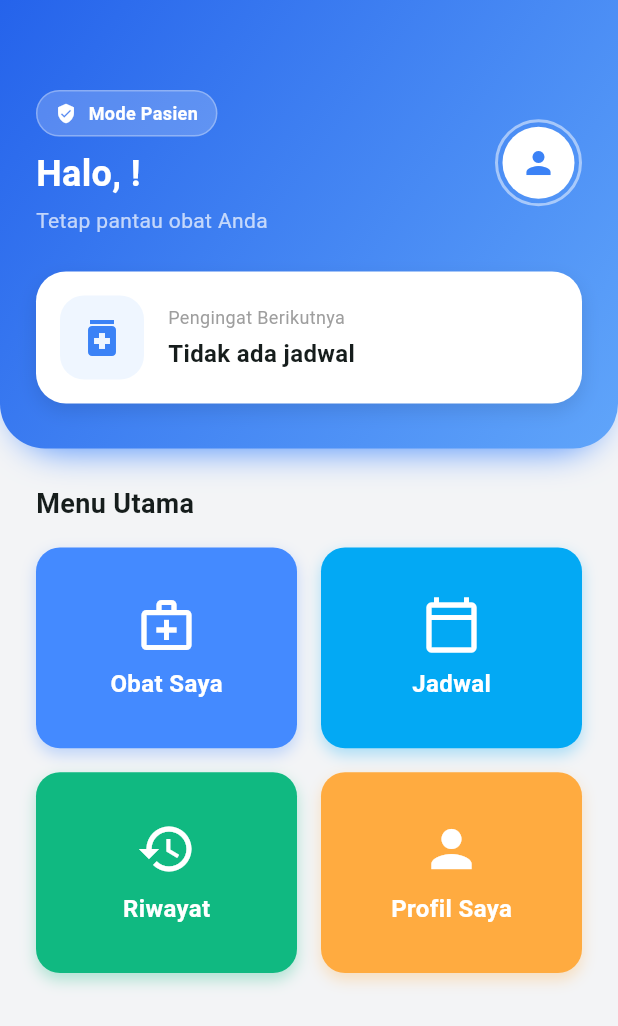
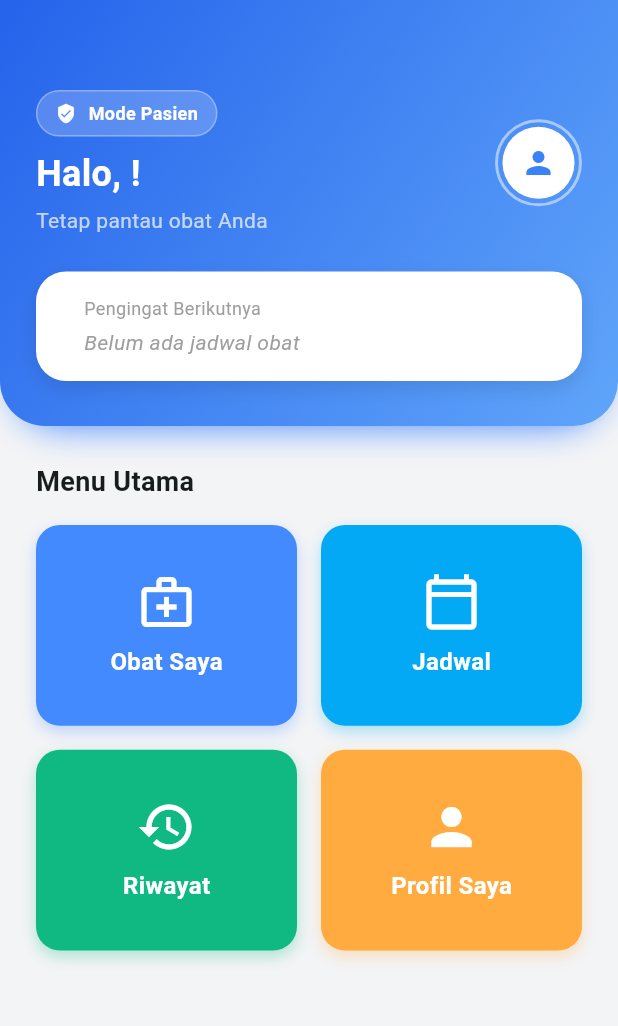
Before and after one commit to rerere-bit/medicare-mobile-app, a Flutter app: the PatientHomeScreen screen opened directly, on a phone screen of 412 x 824 dp. Shown: the top 1026 px of the screen. Run offline on Flutter 3.47's test engine with Material 3 defaults, Android fonts, the phone set to English and light mode, and no system bars; our stand-ins replace cloud_firestore, firebase_auth, firebase_core, fl_chart, flutter_local_notifications, timezone; accounts and stored records are empty.

Commit message:
feat&style: mengimplementasikan fitur countdown di laman jadwal dan memperhalus tampilan UI dari fitur countdown

```diff
--- a/lib/screens/home/patient_home_screen.dart
+++ b/lib/screens/home/patient_home_screen.dart
@@ -1,7 +1,7 @@
 import 'package:flutter/material.dart';
 import 'package:medicare_mobile/models/user_model.dart';
 import 'package:medicare_mobile/services/auth_service.dart';
-import 'package:medicare_mobile/widgets/next_medication_countdown.dart';
+import 'package:medicare_mobile/widgets/home_countdown_section.dart';
 import 'package:medicare_mobile/core/theme_app.dart';
 import 'package:medicare_mobile/widgets/home_menu_card.dart';
 import 'package:medicare_mobile/screens/medication/medication_list_screen.dart';
@@ -198,22 +198,10 @@ class _PatientHomeScreenState extends State<PatientHomeScreen> {
                         ),
                       ],
                     ),
-                    child: Row(
+                    child: const Row(
                       children: [
-                        Container(
-                          padding: const EdgeInsets.all(12),
-                          decoration: BoxDecoration(
-                            color: const Color(0xFFEFF6FF),
-                            borderRadius: BorderRadius.circular(16),
-                          ),
-                          child: const Icon(
-                            Icons.medication,
-                            color: AppTheme.primaryColor,
-                            size: 32,
-                          ),
-                        ),
-                        const SizedBox(width: 16),
-                        const Expanded(
+                        SizedBox(width: 16),
+                        Expanded(
                           child: Column(
                             crossAxisAlignment: CrossAxisAlignment.start,
                             children: [
@@ -225,7 +213,7 @@ class _PatientHomeScreenState extends State<PatientHomeScreen> {
                                 ),
                               ),
                               SizedBox(height: 4),
-                              NextMedicationCountdown(), // <-- WIDGET BARU DI SINI
+                              HomeCountdownSection(), // <-- WIDGET BARU DI SINI
                             ],
                           ),
                         ),
--- /dev/null
+++ b/lib/widgets/home_countdown_section.dart
@@ -0,0 +1,65 @@
+import 'package:flutter/material.dart';
+import 'package:provider/provider.dart';
+import 'package:medicare_mobile/providers/medication_provider.dart';
+import 'package:medicare_mobile/models/medication_model.dart';
+import 'package:medicare_mobile/widgets/next_medication_countdown.dart'; // Pastikan path ini benar
+
+class HomeCountdownSection extends StatelessWidget {
+  const HomeCountdownSection({super.key});
+
+  @override
+  Widget build(BuildContext context) {
+    return StreamBuilder<List<MedicationModel>>(
+      stream: Provider.of<MedicationProvider>(context, listen: false).getMedications(),
+      builder: (context, snapshot) {
+
+        if (!snapshot.hasData || snapshot.data!.isEmpty) {
+          return const Text(
+            "Belum ada jadwal obat",
+            style: TextStyle(color: Colors.grey, fontStyle: FontStyle.italic),
+          );
+        }
+
+        final medications = snapshot.data!;
+        final provider = Provider.of<MedicationProvider>(context, listen: false);
+
+        // Dapatkan data lengkap (Waktu + Nama)
+        NextScheduleData? nextSchedule = provider.calculateNextSchedule(medications);
+
+        if (nextSchedule == null) return const SizedBox.shrink();
+
+        return Column(
+          crossAxisAlignment: CrossAxisAlignment.start,
+          children: [
+            // UPDATE: Menampilkan Nama Obat
+            Row(
+              children: [
+                const Icon(Icons.label_important, size: 16, color: Colors.blueAccent),
+                const SizedBox(width: 4),
+                Text(
+                  nextSchedule.medName,
+                  style: const TextStyle(
+                    fontSize: 16,
+                    fontWeight: FontWeight.bold,
+                    color: Colors.blueAccent,
+                  ),
+                ),
+                Text(
+                  " (${nextSchedule.dosage})",
+                  style: TextStyle(
+                    fontSize: 14,
+                    color: Colors.grey[600],
+                  ),
+                ),
+              ],
+            ),
+            const SizedBox(height: 8),
+
+            // Widget Countdown lama Anda
+            NextMedicationCountdown(targetTime: nextSchedule.time),
+          ],
+        );
+      },
+    );
+  }
+}
--- a/lib/widgets/next_medication_countdown.dart
+++ b/lib/widgets/next_medication_countdown.dart
@@ -1,56 +1,16 @@
 import 'dart:async';
+import 'package:flutter/material.dart';
 
-import 'package:flutter/material.dart';
-import 'package:provider/provider.dart';
-import 'package:medicare_mobile/models/medication_model.dart';
-import 'package:medicare_mobile/providers/medication_provider.dart';
-
+/// A widget that displays a real-time countdown to a specific target time.
 class NextMedicationCountdown extends StatefulWidget {
-  const NextMedicationCountdown({super.key});
+  final DateTime targetTime;
+  const NextMedicationCountdown({super.key, required this.targetTime});
 
   @override
   State<NextMedicationCountdown> createState() => _NextMedicationCountdownState();
 }
 
 class _NextMedicationCountdownState extends State<NextMedicationCountdown> {
-  @override
-  Widget build(BuildContext context) {
-    // Gunakan StreamProvider atau Consumer untuk mendapatkan data dari stream
-    return StreamBuilder<List<MedicationModel>>(
-      stream: Provider.of<MedicationProvider>(context, listen: false).getMedications(),
-      builder: (context, snapshot) {
-        if (snapshot.connectionState == ConnectionState.waiting) {
-          return const Text("Memuat jadwal...", style: TextStyle(fontWeight: FontWeight.bold, fontSize: 16));
-        }
-        if (!snapshot.hasData || snapshot.data!.isEmpty) {
-          return const Text("Tidak ada jadwal", style: TextStyle(fontWeight: FontWeight.bold, fontSize: 16));
-        }
-
-        final medications = snapshot.data!;
-        final medicationProvider = Provider.of<MedicationProvider>(context, listen: false);
-        final nextSchedule = medicationProvider.calculateNextSchedule(medications);
-
-        if (nextSchedule == null) {
-          return const Text("Tidak ada jadwal", style: TextStyle(fontWeight: FontWeight.bold, fontSize: 16));
-        }
-
-        // Widget yang akan menampilkan countdown secara real-time
-        return CountdownTimer(targetTime: nextSchedule);
-      },
-    );
-  }
-}
-
-// Widget terpisah untuk menangani logika timer
-class CountdownTimer extends StatefulWidget {
-  final DateTime targetTime;
-  const CountdownTimer({super.key, required this.targetTime});
-
-  @override
-  State<CountdownTimer> createState() => _CountdownTimerState();
-}
-
-class _CountdownTimerState extends State<CountdownTimer> {
   Timer? _timer;
   late Duration _remainingTime;
 
@@ -58,22 +18,27 @@ class _CountdownTimerState extends State<CountdownTimer> {
   void initState() {
     super.initState();
     _updateRemainingTime();
-    // Update setiap detik
+    // Update the countdown every second
     _timer = Timer.periodic(const Duration(seconds: 1), (_) => _updateRemainingTime());
   }
 
   void _updateRemainingTime() {
     final now = DateTime.now();
+    // Ensure the target time is in the future
     if (widget.targetTime.isAfter(now)) {
+      if (mounted) {
         setState(() {
           _remainingTime = widget.targetTime.difference(now);
         });
+      }
     } else {
-      // Jika waktu target sudah lewat, hentikan timer
+      // If the target time has passed, stop the timer and set duration to zero
       _timer?.cancel();
+      if (mounted) {
         setState(() {
           _remainingTime = Duration.zero;
         });
+      }
     }
   }
 
@@ -96,13 +61,15 @@ class _CountdownTimerState extends State<CountdownTimer> {
     final minutes = _remainingTime.inMinutes.remainder(60);
     final seconds = _remainingTime.inSeconds.remainder(60);
 
-    String countdownText = '';
+    // Build the countdown string
+    String countdownText = 'Dalam ';
     if (hours > 0) {
       countdownText += '${hours}j ';
     }
     if (minutes > 0) {
       countdownText += '${minutes}m ';
     }
+    // Always show seconds for a live feel
     countdownText += '${seconds}d';
 
     return Text(
```
Also changed, not shown: lib/providers/medication_provider.dart (+98 -79 lines), lib/screens/history/history_screen.dart (+4 -4 lines), lib/screens/home/patient_detail_screen.dart (+4 -4 lines), lib/screens/schedule/schedule_screen.dart (+113 -23 lines). Lines whose indentation alone changed are shown as unchanged.
